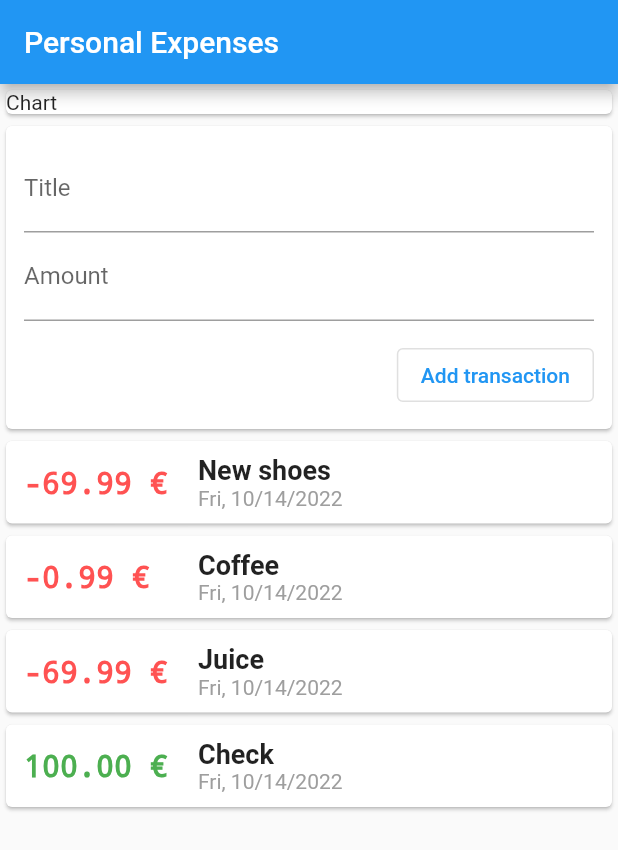
After one commit to niktekusho/personal_expenses, a Flutter app: the screen it shows after launch, on a phone screen of 412 x 824 dp. The commit adds this screen. Shown: the top 850 px of the screen. Run offline on Flutter 3.47's test engine with Material 2 defaults, Android fonts, the phone set to English and light mode, and no system bars.

Commit message:
Refactors widgets into separate classes.
- COmbines the transactionlist and the add transaction form into a StatefulWidget. The combined widget will refresh itself without refreshing the whole application's Widget's tree.

```diff
--- /dev/null
+++ b/lib/widgets/new_transaction_form.dart
@@ -0,0 +1,40 @@
+import 'package:flutter/material.dart';
+
+class NewTransactionForm extends StatelessWidget {
+  final titleController = TextEditingController();
+  final amountController = TextEditingController();
+
+  NewTransactionForm({super.key});
+
+  @override
+  Widget build(BuildContext context) {
+    return Card(
+      child: Container(
+        padding: EdgeInsets.all(12),
+        child: Column(
+          crossAxisAlignment: CrossAxisAlignment.end,
+          children: [
+            TextField(
+              decoration: InputDecoration(labelText: 'Title'),
+              controller: titleController,
+            ),
+            TextField(
+              decoration: InputDecoration(labelText: 'Amount'),
+              controller: amountController,
+            ),
+            Container(
+              margin: EdgeInsets.only(top: 12),
+              child: OutlinedButton(
+                child: Text('Add transaction'),
+                onPressed: () {
+                  print(titleController.text);
+                  print(amountController.text);
+                },
+              ),
+            ),
+          ],
+        ),
+      ),
+    );
+  }
+}
--- /dev/null
+++ b/lib/widgets/transaction_list.dart
@@ -0,0 +1,65 @@
+import 'package:flutter/material.dart';
+import 'package:intl/intl.dart';
+
+import '../transaction.dart';
+
+class TransactionList extends StatelessWidget {
+  final List<Transaction> transactions;
+
+  const TransactionList({super.key, required this.transactions});
+
+  @override
+  Widget build(BuildContext context) {
+    return Column(
+        children: transactions
+            .map((transaction) => Card(
+                  child: Row(
+                    // mainAxisAlignment: MainAxisAlignment.start,
+                    // crossAxisAlignment: CrossAxisAlignment.end,
+                    children: [
+                      Container(
+                        // color: Colors.red,
+                        // alignment: Alignment.centerLeft,
+
+                        // TODO: not very good. Probably a better layout would be a grid!
+                        width: 120,
+                        margin: EdgeInsets.all(4),
+                        padding:
+                            EdgeInsets.symmetric(vertical: 12, horizontal: 8),
+                        child:
+                            Text('${transaction.amount.toStringAsFixed(2)} €',
+                                textAlign: TextAlign.left,
+                                style: TextStyle(
+                                  fontWeight: FontWeight.bold,
+                                  fontSize: 20,
+                                  fontFamily: 'monospace',
+                                  color: transaction.isExpense
+                                      ? Colors.redAccent
+                                      : Colors.green,
+                                )),
+                      ),
+                      Column(
+                        mainAxisAlignment: MainAxisAlignment.spaceEvenly,
+                        crossAxisAlignment: CrossAxisAlignment.start,
+                        children: [
+                          Text(
+                            transaction.title,
+                            style: TextStyle(
+                              fontSize: 18,
+                              fontWeight: FontWeight.bold,
+                            ),
+                          ),
+                          Text(
+                            DateFormat.yMEd().format(transaction.date),
+                            style: TextStyle(
+                              color: Colors.grey,
+                            ),
+                          ),
+                        ],
+                      ),
+                    ],
+                  ),
+                ))
+            .toList());
+  }
+}
--- /dev/null
+++ b/lib/widgets/user_transactions.dart
@@ -0,0 +1,34 @@
+import 'package:flutter/widgets.dart';
+
+import '../transaction.dart';
+import 'new_transaction_form.dart';
+import 'transaction_list.dart';
+
+/// Widget that holds user's transactions.
+/// When the user adds a new transaction, then the new transaction is added to a local list of transactions.
+class UserTransactions extends StatefulWidget {
+  const UserTransactions({super.key});
+
+  @override
+  State<UserTransactions> createState() => _UserTransactionsState();
+}
+
+class _UserTransactionsState extends State<UserTransactions> {
+  final List<Transaction> _transactions = [
+    Transaction(
+        title: 'New shoes', id: 't1', amount: -69.99, date: DateTime.now()),
+    Transaction(title: 'Coffee', id: 't2', amount: -0.99, date: DateTime.now()),
+    Transaction(title: 'Juice', id: 't3', amount: -69.99, date: DateTime.now()),
+    Transaction(title: 'Check', id: 't4', amount: 100, date: DateTime.now()),
+  ];
+
+  @override
+  Widget build(BuildContext context) {
+    return Column(
+      children: [
+        NewTransactionForm(),
+        TransactionList(transactions: _transactions),
+      ],
+    );
+  }
+}
```
Also changed, not shown: lib/main.dart (+4 -90 lines).
